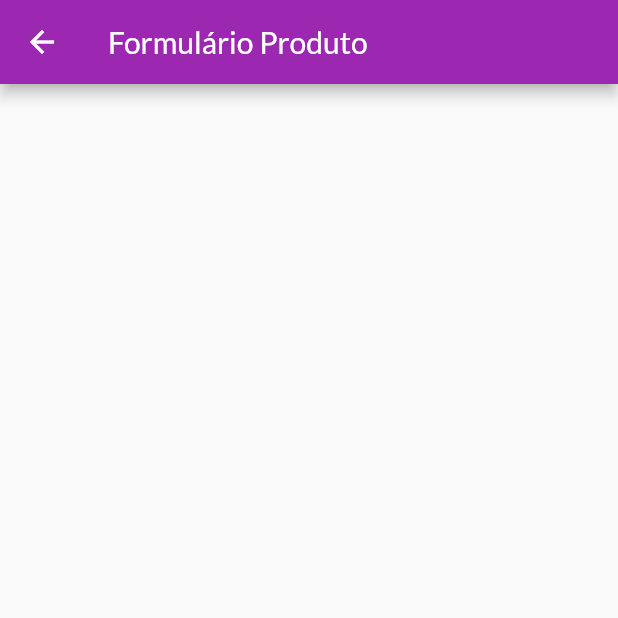
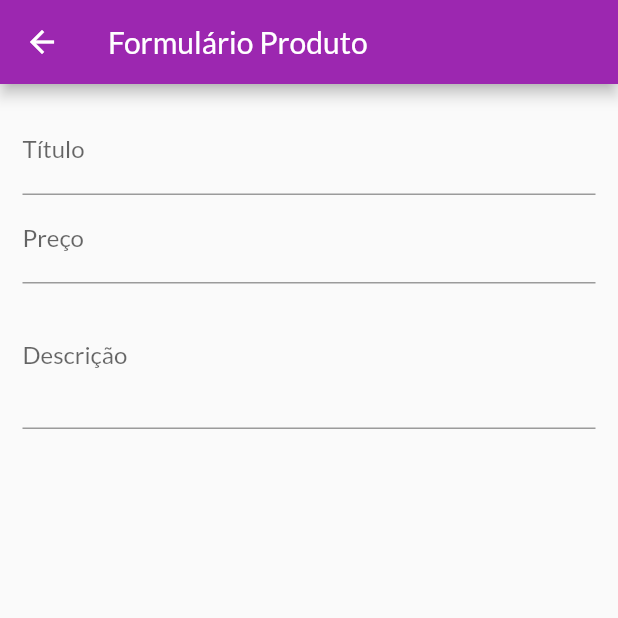
Before and after one commit to amedes-junior/shop, a Flutter app: the ProductFormScreen screen opened by its route, on a phone screen of 412 x 824 dp, the top half of it. Run offline on Flutter 3.47's test engine with Material 2 defaults, Android fonts, the phone set to English and light mode, and no system bars; network calls fail.

Commit message:
Shop -> 09 Jul de 2021 - Aula 258

```diff
--- a/lib/views/product_form_screen.dart
+++ b/lib/views/product_form_screen.dart
@@ -6,12 +6,53 @@ class ProductFormScreen extends StatefulWidget {
 }
 
 class _ProductFormScreenState extends State<ProductFormScreen> {
+  final _priceFocusNote = FocusNode();
+  final _descriptionFocusNote = FocusNode();
+
+  @override
+  void dispose() {
+    super.dispose();
+    _priceFocusNote.dispose();
+    _descriptionFocusNote.dispose();
+  }
+
   @override
   Widget build(BuildContext context) {
     return Scaffold(
       appBar: AppBar(
         title: Text('Formulário Produto'),
       ),
+      body: Padding(
+        padding: const EdgeInsets.all(15.0),
+        child: Form(
+          child: ListView(
+            children: [
+              TextFormField(
+                decoration: InputDecoration(labelText: 'Título'),
+                textInputAction: TextInputAction.next,
+                onFieldSubmitted: (_) {
+                  FocusScope.of(context).requestFocus(_priceFocusNote);
+                },
+              ),
+              TextFormField(
+                decoration: InputDecoration(labelText: 'Preço'),
+                textInputAction: TextInputAction.next,
+                focusNode: _priceFocusNote,
+                keyboardType: TextInputType.numberWithOptions(decimal: true),
+                onFieldSubmitted: (_) {
+                  FocusScope.of(context).requestFocus(_descriptionFocusNote);
+                },
+              ),
+              TextFormField(
+                decoration: InputDecoration(labelText: 'Descrição'),
+                maxLines: 3,
+                focusNode: _descriptionFocusNote,
+                keyboardType: TextInputType.multiline,
+              )
+            ],
+          ),
+        ),
+      ),
     );
   }
 }
```
